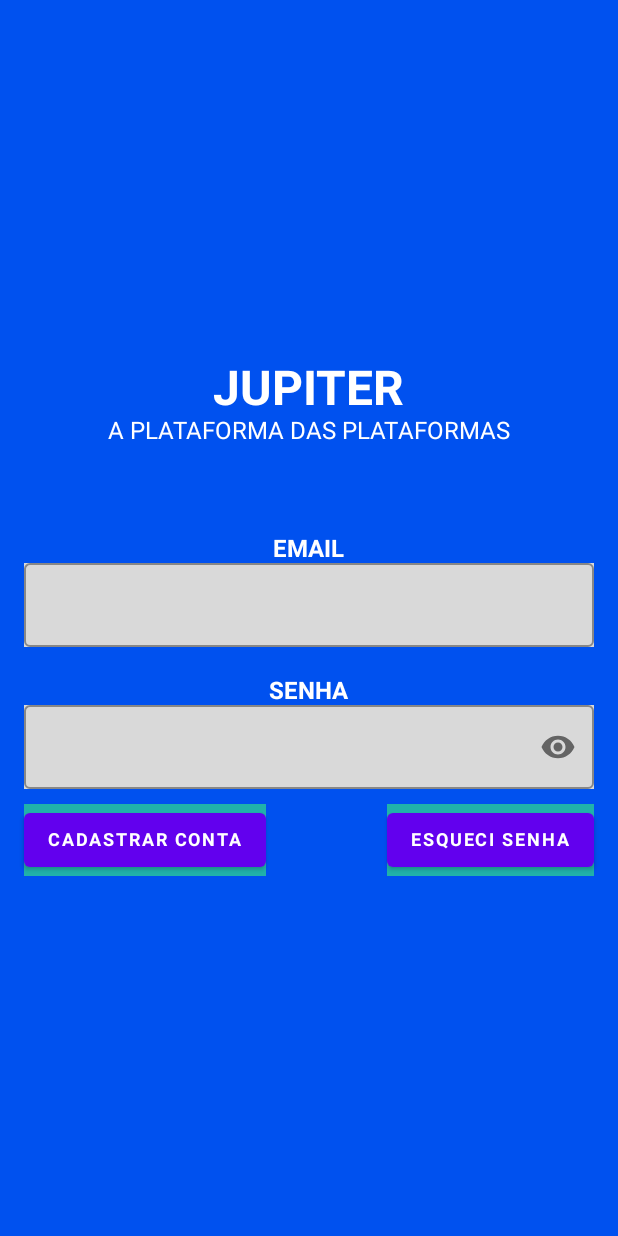
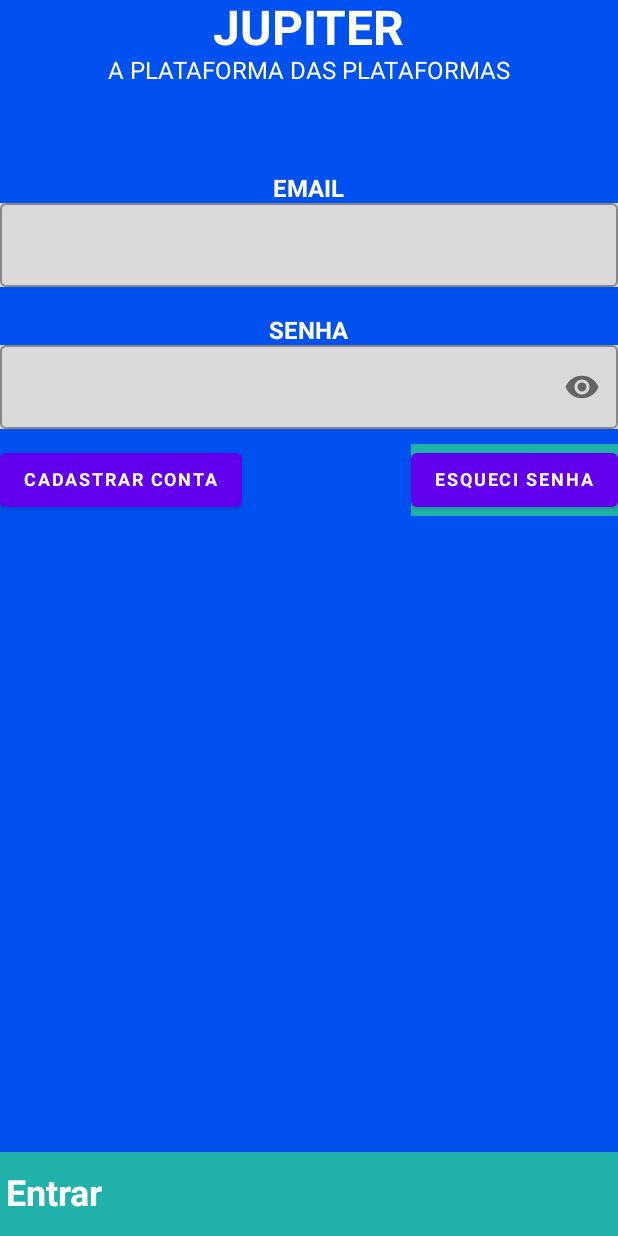
Before and after one commit to DanieleStein/Jupiter, an Android app built with Jetpack Compose: the @Preview function LoginScreenPreview, on a phone screen of 412 x 824 dp. Run offline under Robolectric (Android 15) with nearby library versions, the phone set to English and light mode, and no system bars.

Commit message:
Incluida a SplashScreen, e a bottomBar

```diff
--- a/androidApp/src/main/AndroidManifest.xml
+++ b/androidApp/src/main/AndroidManifest.xml
@@ -4,7 +4,7 @@
     <application
         android:allowBackup="false"
         android:supportsRtl="true"
-        android:theme="@style/AppTheme">
+        android:theme="@style/AppTheme.SplashScreen">
         <activity
             android:name=".MainActivity"
             android:exported="true">
--- a/androidApp/src/main/java/br/com/jupiter/android/MainActivity.kt
+++ b/androidApp/src/main/java/br/com/jupiter/android/MainActivity.kt
@@ -8,11 +8,13 @@ import androidx.compose.material.*
 import androidx.compose.runtime.Composable
 import androidx.compose.ui.Modifier
 import androidx.compose.ui.tooling.preview.Preview
+import androidx.core.splashscreen.SplashScreen.Companion.installSplashScreen
 import br.com.jupiter.Greeting
 
 class MainActivity : ComponentActivity() {
     override fun onCreate(savedInstanceState: Bundle?) {
         super.onCreate(savedInstanceState)
+        installSplashScreen() //Aqui instalamos a nossa Splash Screnn
         setContent {
             MyApplicationTheme {
                 Surface(
--- /dev/null
+++ b/androidApp/src/main/java/br/com/jupiter/android/components/BottomBar.kt
@@ -0,0 +1,25 @@
+package br.com.jupiter.android.components
+
+import androidx.compose.foundation.layout.padding
+import androidx.compose.material.BottomAppBar
+import androidx.compose.material.Text
+import androidx.compose.runtime.Composable
+import androidx.compose.ui.Modifier
+import androidx.compose.ui.graphics.Color
+import androidx.compose.ui.text.font.FontWeight
+import androidx.compose.ui.tooling.preview.Preview
+import androidx.compose.ui.unit.dp
+import androidx.compose.ui.unit.sp
+
+@Composable
+fun BottomBar(title: String) {
+  BottomAppBar(backgroundColor = Color(0xFF20B2AA)) {
+    Text(text = title, fontSize = 24.sp, fontWeight = FontWeight.Bold, color = Color.White)
+  }
+}
+
+@Preview
+@Composable
+fun BottomBarPreview() {
+  BottomBar("Entrar")
+}
--- a/androidApp/src/main/java/br/com/jupiter/android/login/LoginScreen.kt
+++ b/androidApp/src/main/java/br/com/jupiter/android/login/LoginScreen.kt
@@ -25,16 +25,17 @@ import androidx.compose.ui.tooling.preview.Preview
 import androidx.compose.ui.unit.dp
 import androidx.compose.ui.unit.sp
 import br.com.jupiter.android.MyApplicationTheme
-import br.com.jupiter.android.R
+import br.com.jupiter.android.components.BottomBar
+
 
 @Composable
 fun LoginScreen() {
   MyApplicationTheme() {
-    Surface(modifier = Modifier.fillMaxSize(), color = Color(0xFF0051EF)) {
+    Scaffold(bottomBar = { BottomBar(title = "Entrar")}, backgroundColor = Color(0xFF0051EF)) {
       Column(//Tudo da coluna vai ficar alinhado na vertical da tela e na horizontal
-        modifier = Modifier.padding(16.dp),
         verticalArrangement = Arrangement.Center,
-        horizontalAlignment = Alignment.CenterHorizontally
+        horizontalAlignment = Alignment.CenterHorizontally,
+        modifier = Modifier.padding(it)
       ) {
         val email = remember { mutableStateOf(TextFieldValue()) } //Lembrar valor informado na ultima vez
         val senha = remember { mutableStateOf(TextFieldValue()) }
@@ -51,6 +52,7 @@ fun LoginScreen() {
 
         Spacer(modifier = Modifier.height(60.dp))
         Text(text = "EMAIL", fontWeight = FontWeight.Bold, fontSize = 16.sp, color = Color.White)
+
 
         OutlinedTextField(
           modifier = Modifier
@@ -87,7 +89,7 @@ fun LoginScreen() {
         Row(
           verticalAlignment = Alignment.CenterVertically
         ) {
-          Button(onClick = { /*TODO*/ }, modifier = Modifier.background(Color(0xFF20B2AA))) {
+          Button(onClick = { /*TODO*/ }) {
             Text(text = "CADASTRAR CONTA", fontWeight = FontWeight.Bold, fontSize = 12.sp, color = Color.White)
           }
           Spacer(modifier = Modifier.weight(1f))
--- /dev/null
+++ b/androidApp/src/main/res/values-v31/styles.xml
@@ -0,0 +1,12 @@
+<?xml version="1.0" encoding="utf-8"?>
+<resources>
+
+  <style name="AppTheme.SplashScreen">
+    <item name="android:windowSplashScreenBackground">@color/branco</item>
+    <item name="android:windowSplashScreenAnimatedIcon">@drawable/jupiter</item>
+    <item name="android:windowSplashScreenAnimationDuration">5000</item>
+    //Tempo que ficará nessa tela
+    <item name="postSplashScreenTheme">@style/AppTheme</item>
+    //depois volta para a tela AppTheme
+  </style>
+</resources>
--- /dev/null
+++ b/androidApp/src/main/res/values/color.xml
@@ -0,0 +1,4 @@
+<?xml version="1.0" encoding="utf-8"?>
+<resources>
+  <color name="branco">#FFFFFF</color>
+</resources>
--- a/androidApp/src/main/res/values/styles.xml
+++ b/androidApp/src/main/res/values/styles.xml
@@ -1,3 +1,8 @@
 <resources>
     <style name="AppTheme" parent="android:Theme.Material.NoActionBar"/>
+    <style name="AppTheme.SplashScreen">
+      <item name="windowSplashScreenBackground">@color/branco</item>
+     <item name="windowSplashScreenAnimationDuration">5000</item> //Tempo que ficará nessa tela
+     <item name="postSplashScreenTheme">@style/AppTheme</item> //depois volta para a tela AppTheme
+    </style>
 </resources>
```
Also changed, not shown: androidApp/src/main/java/br/com/jupiter/android/RegisterUser/RegisterUserScreen.kt (added, +12 -0 lines), androidApp/src/main/res/drawable-nodpi/jupiter3.png (added).
